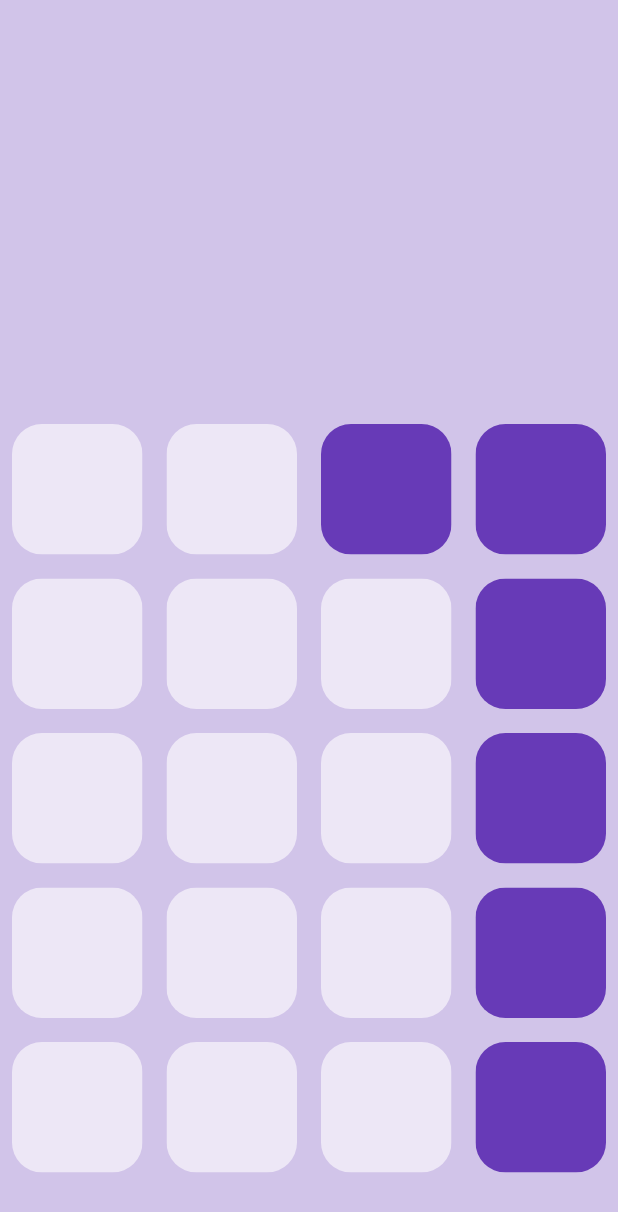
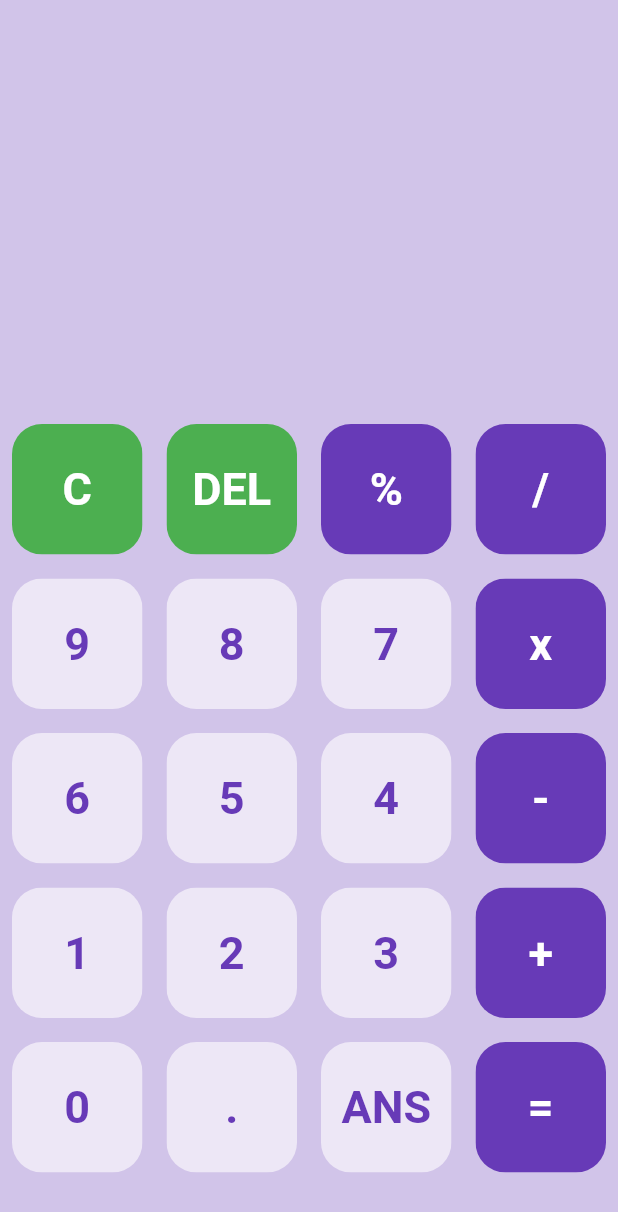
Before and after one commit to tinashemahwenda/calculator, a Flutter app: the screen it shows after launch, on a phone screen of 412 x 824 dp. Shown: the top 1212 px of the screen. Run offline on Flutter 3.47's test engine with Material 2 defaults, Android fonts, the phone set to English and light mode, and no system bars.

Commit message:
Update main.dart

```diff
--- a/calc/lib/main.dart
+++ b/calc/lib/main.dart
@@ -62,14 +62,22 @@ class _HomePageState extends State<HomePage> {
                           const SliverGridDelegateWithFixedCrossAxisCount(
                               crossAxisCount: 4),
                       itemBuilder: (BuildContext context, int index) {
+                        if (index == 0) {
+                          return MyButton(
+                              Colors.green, buttons[index], Colors.white);
+                        } else if (index == 1) {
+                          return MyButton(
+                              Colors.green, buttons[index], Colors.white);
+                        } else {
                           return MyButton(
                               isOperator(buttons[index])
                                   ? Colors.deepPurple
                                   : Colors.deepPurple[50],
                               buttons[index],
                               isOperator(buttons[index])
-                                ? Colors.deepPurple
-                                : Colors.deepPurple[50]);
+                                  ? Colors.white
+                                  : Colors.deepPurple);
+                        }
                       })))
         ],
       ),
```
Lines whose indentation alone changed are shown as unchanged.
